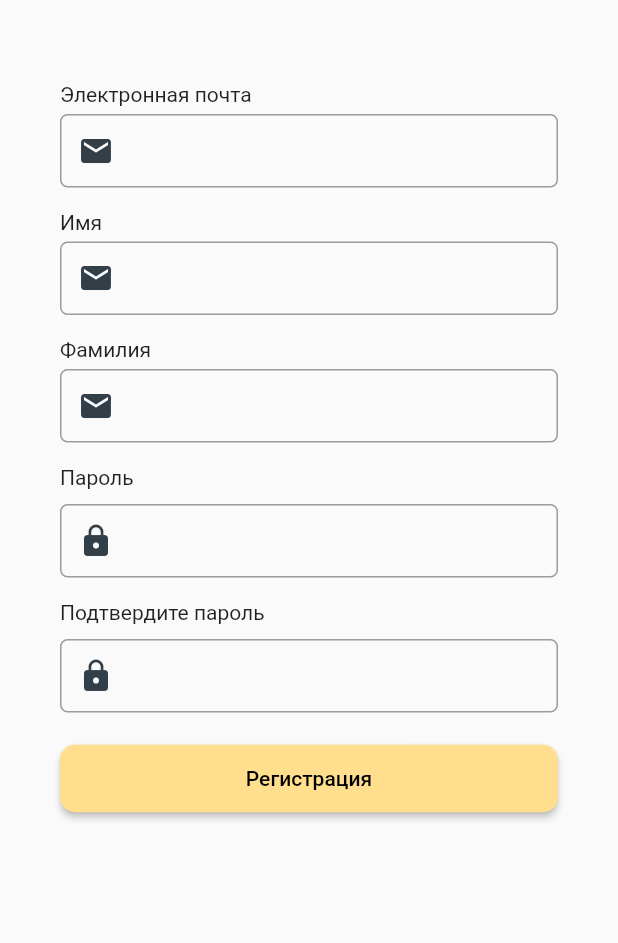
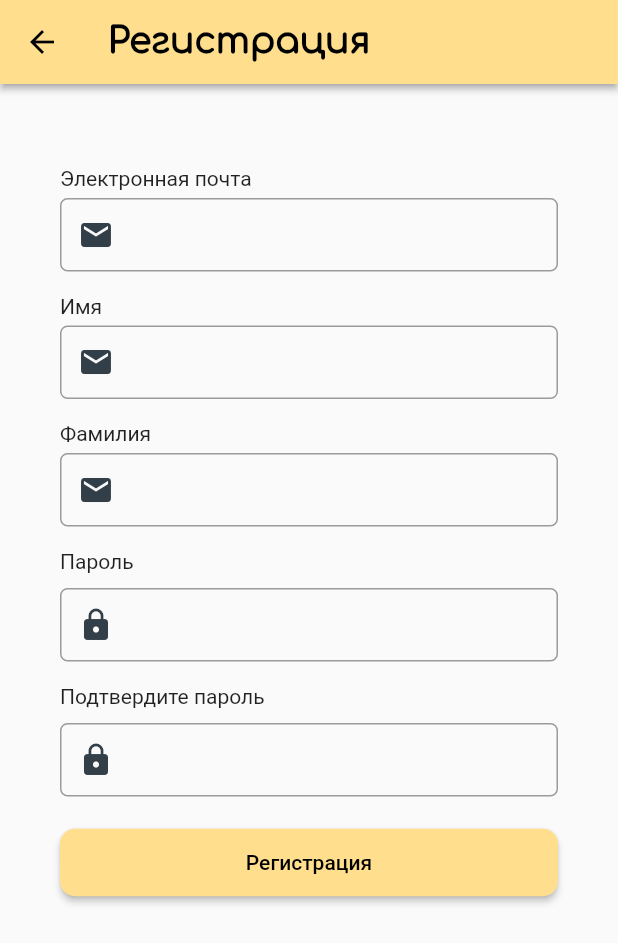
Before and after one commit to Ekaterina0801/Pet-Care-App, a Flutter app: the screen it shows after launch, after a tap on "Регистрация", on a phone screen of 412 x 824 dp. Shown: the top 943 px of the screen. Run offline on Flutter 3.47's test engine with Material 2 defaults, Android fonts, the phone set to English and light mode, and no system bars; our stand-ins replace another_flushbar, bloc, flutter_bloc, formz, google_fonts, mvc_pattern and 3 more; missing offline and left inert: avatars, syncfusion_localizations; accounts and stored records are empty.

Commit message:
Добавлено возвращение со страницы Регистрации

```diff
--- a/lib/pages/Registration/pages/login.dart
+++ b/lib/pages/Registration/pages/login.dart
@@ -3,6 +3,8 @@ import 'package:flutter/cupertino.dart';
 import 'package:flutter/material.dart';
 import 'package:google_fonts/google_fonts.dart';
 import 'package:pet_care/dommain/myuser.dart';
+import 'package:pet_care/pages/BasePage.dart';
+import 'package:pet_care/pages/Registration/pages/register.dart';
 import 'package:pet_care/pages/Registration/util/validators.dart';
 import 'package:pet_care/pages/Registration/util/widgets.dart';
 import 'package:pet_care/pages/providers/auth.dart';
@@ -64,7 +66,10 @@ class _LoginState extends State<Login> {
           padding: EdgeInsets.only(left: 0.0),
           child: Text("Регистрация", style: TextStyle(fontWeight: FontWeight.w300)),
           onPressed: () {
-            Navigator.pushReplacementNamed(context, '/register');
+            //Navigator.pushNamed(context, '/register');
+            Navigator.push(context, MaterialPageRoute(
+  	builder: (context) => Register()
+  ));
           },
         ),
       ],
@@ -98,8 +103,9 @@ class _LoginState extends State<Login> {
       }
     };
 
-    return SafeArea(
-      child: Scaffold(
+    return BasePage(
+      title: "Вход",
+      body: Scaffold(
         body: ListView(
           children: [
             Container(
--- a/lib/pages/Registration/pages/register.dart
+++ b/lib/pages/Registration/pages/register.dart
@@ -1,6 +1,7 @@
 import 'package:another_flushbar/flushbar.dart';
 import 'package:flutter/material.dart';
 import 'package:pet_care/dommain/myuser.dart';
+import 'package:pet_care/pages/BasePage.dart';
 import 'package:pet_care/pages/Registration/util/validators.dart';
 import 'package:pet_care/pages/Registration/util/widgets.dart';
 import 'package:pet_care/pages/providers/auth.dart';
@@ -93,8 +94,9 @@ class _RegisterState extends State<Register> {
 
     };
 
-    return SafeArea(
-      child: Scaffold(
+    return BasePage(
+      title: "Регистрация",
+      body: Scaffold(
         body: ListView(
           children: [
             Container(
```
